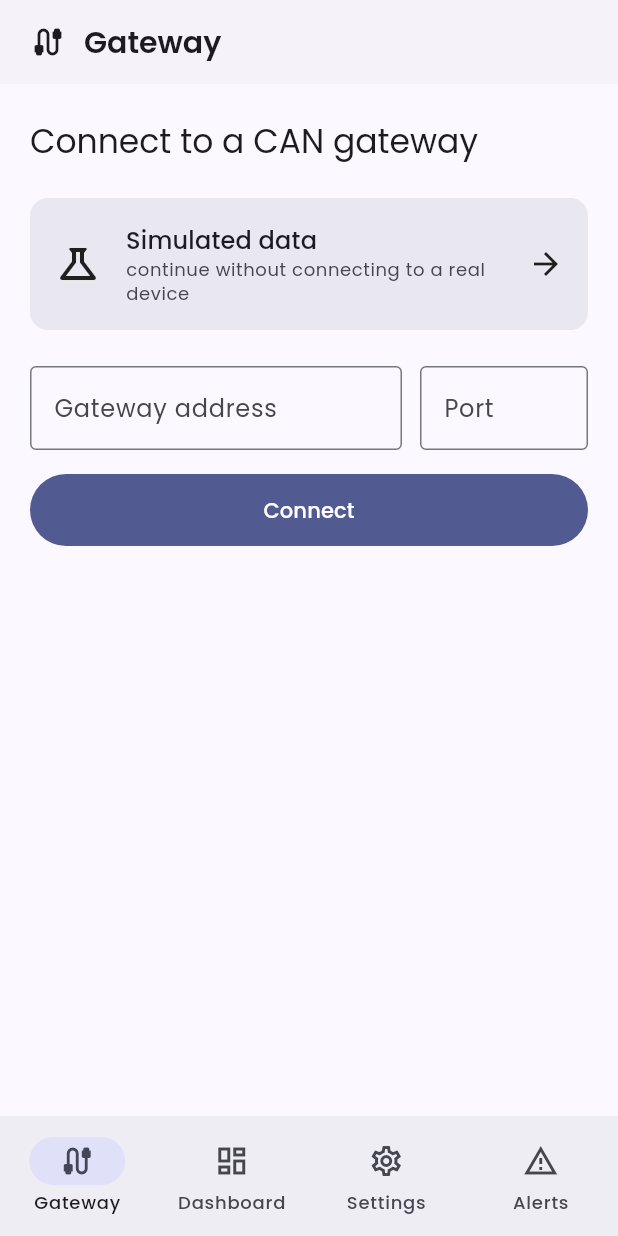
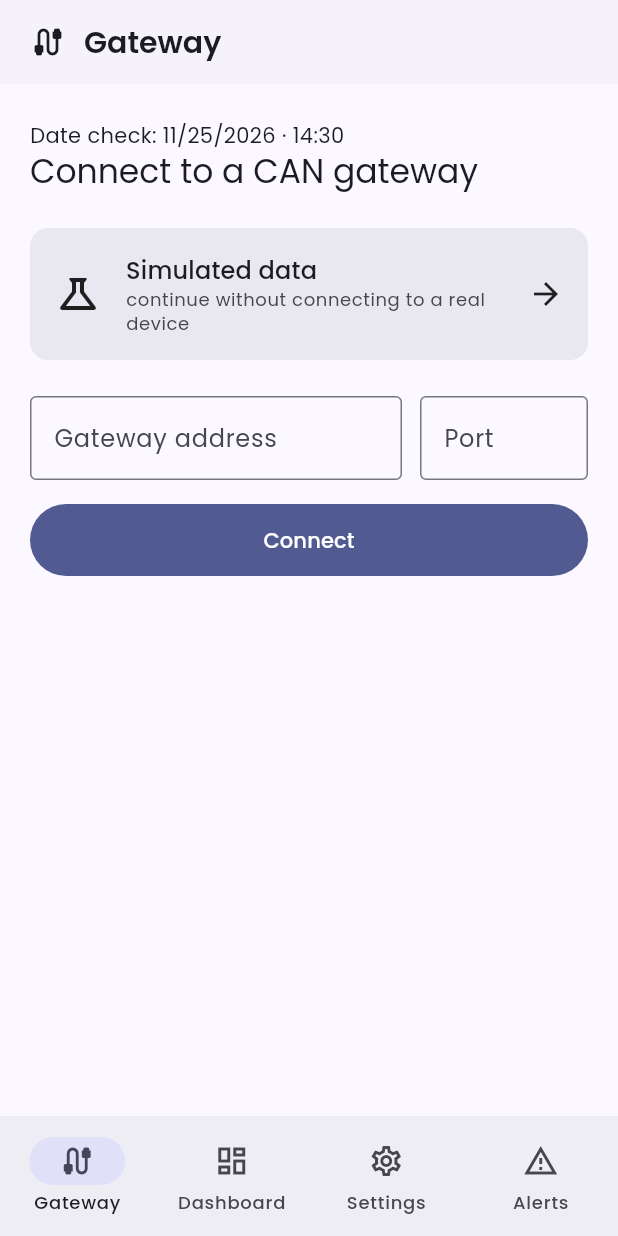
Before and after one commit to ajurisic23/Mobile-companion-app, a Flutter app: the screen it shows after launch, on a phone screen of 412 x 824 dp. Run offline on Flutter 3.47's test engine with Material 3 defaults, Android fonts, the phone set to English and light mode, and no system bars; our stand-ins replace google_fonts, shared_preferences.

Commit message:
Add date on connection screen

```diff
--- a/lib/features/gateway/screens/connection_screen.dart
+++ b/lib/features/gateway/screens/connection_screen.dart
@@ -3,6 +3,7 @@ import '../../../core/widgets/action_card.dart';
 import '../../../core/widgets/inputs/app_text_field.dart';
 import '../../../core/widgets/feedback/inline_error.dart';
 import '../../../core/widgets/buttons/loading_button.dart';
+import '../../multilanguage/date_format/locale_formatter.dart';
 import '../models/connection_failure.dart';
 import '../models/gateway_info.dart';
 import '../services/gateway_health_service.dart';
@@ -146,11 +147,17 @@ class _ConnectionScreenState extends State<ConnectionScreen> {
     final onDeleteSaved = widget.onDeleteSaved;
     final errorMessage = _errorMessage;
 
+    final sampleDateTime = DateTime(2026, 11, 25, 14, 30);
+    final formattedDate = LocaleFormatter.formatDate(context, sampleDateTime);
+    final formattedTime = LocaleFormatter.formatTime(context, sampleDateTime)
+        .replaceAll('\u202f', ' ');
+
     return Center(
       child: ConstrainedBox(
         constraints: const BoxConstraints(maxWidth: 480),
         child: ListView(
           children: [
+            Text('Date check: $formattedDate · $formattedTime'),
             Text('Connect to a CAN gateway', style: textTheme.titleLarge),
             const SizedBox(height: 24),
             ActionCard(
```
